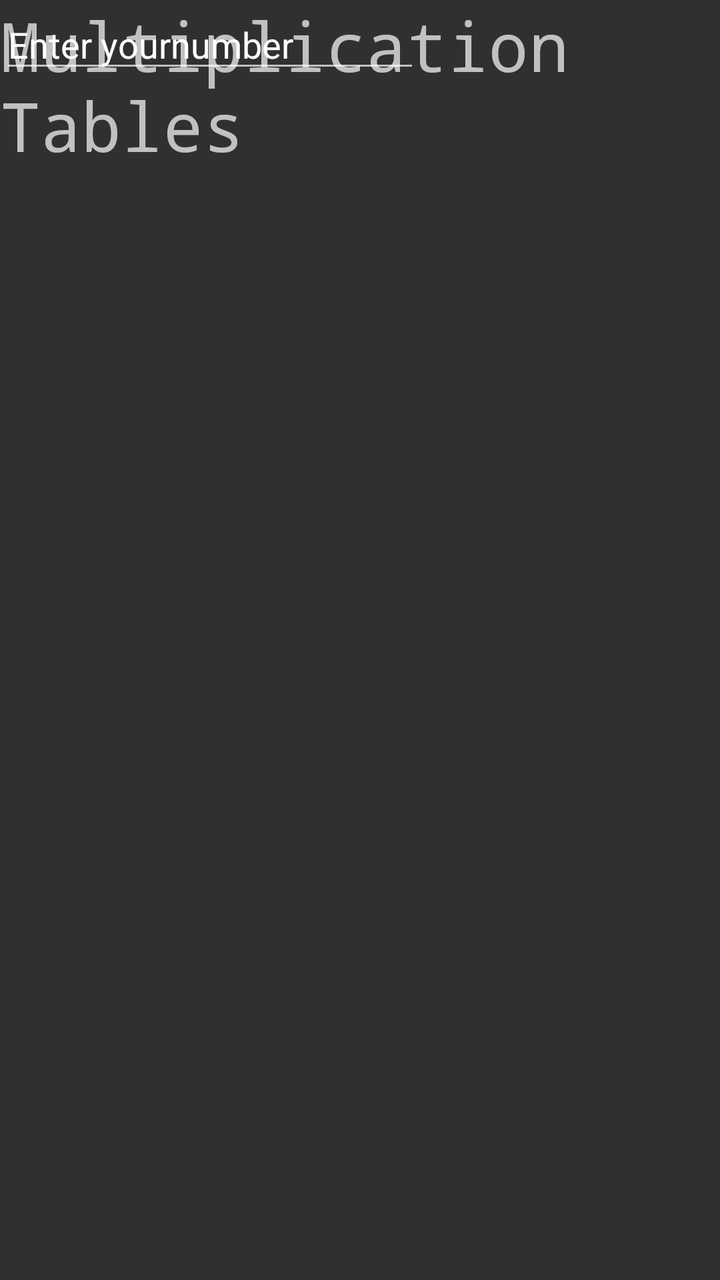
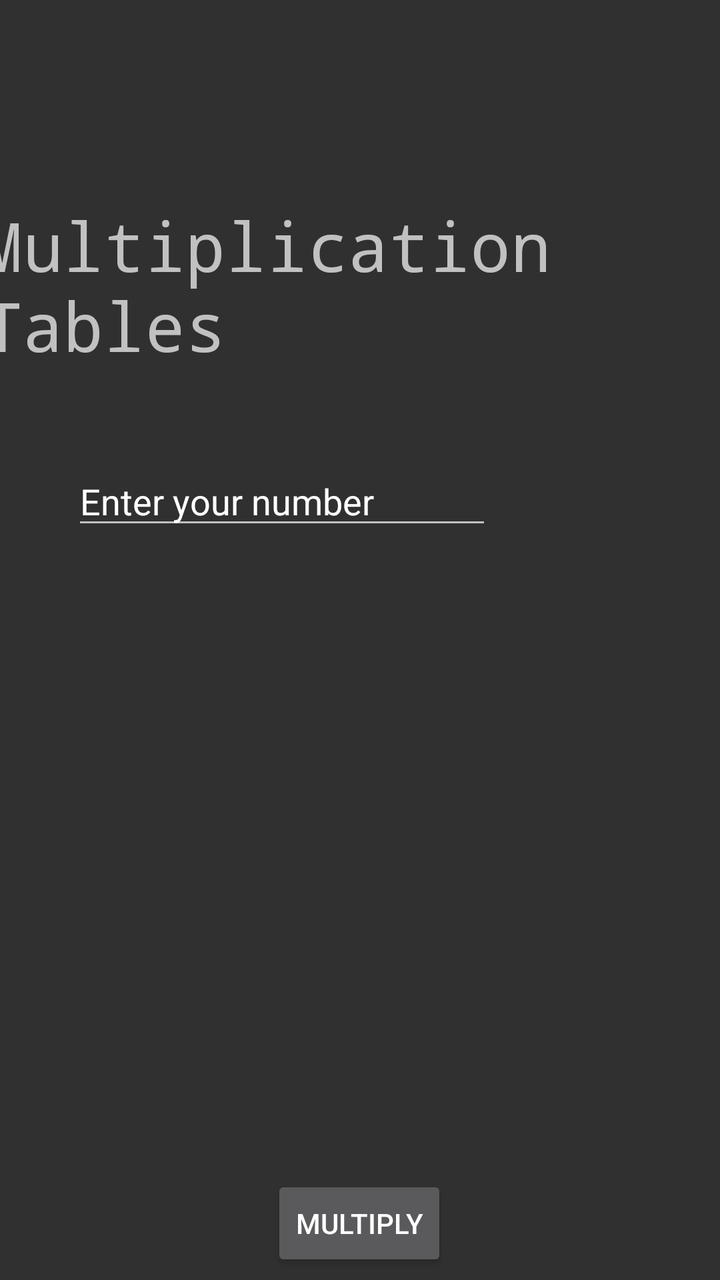

Compare the two renders of this Android layout. The source of the first and the diff that turns it into the second are given below.
<!-- AndroidManifest.xml: application theme Theme.Multiplaction -->
<!-- res/layout/activity_main.xml -->
<?xml version="1.0" encoding="utf-8"?>
<androidx.constraintlayout.widget.ConstraintLayout xmlns:android="http://schemas.android.com/apk/res/android"
    xmlns:app="http://schemas.android.com/apk/res-auto"
    xmlns:tools="http://schemas.android.com/tools"
    android:id="@+id/main"
    android:layout_width="match_parent"
    android:layout_height="match_parent"
    tools:context=".MainActivity">

    <TextView
        android:id="@+id/textView"
        android:layout_width="367dp"
        android:layout_height="104dp"
        android:fontFamily="monospace"
        android:text="Multiplication Tables"
        android:textSize="34sp"
        tools:layout_editor_absoluteX="18dp"
        tools:layout_editor_absoluteY="93dp" />

    <EditText
        android:id="@+id/editTextNumber"
        android:layout_width="wrap_content"
        android:layout_height="wrap_content"
        android:ems="10"
        android:inputType="number"
        android:text="Enter yournumber"
        tools:layout_editor_absoluteX="87dp"
        tools:layout_editor_absoluteY="343dp" />

</androidx.constraintlayout.widget.ConstraintLayout>
<!-- resources referenced by this layout -->
<resources>
  <style name="Theme.Multiplaction" parent="Theme.Design.NoActionBar" />
</resources>

<!-- the commit's change to res/layout/activity_main.xml (unified diff, before → after) -->
@@ -8,23 +8,49 @@
     tools:context=".MainActivity">
 
     <TextView
-        android:id="@+id/textView"
+        android:id="@+id/titleText"
         android:layout_width="367dp"
         android:layout_height="104dp"
+        android:layout_marginStart="18dp"
+        android:layout_marginTop="100dp"
+        android:layout_marginEnd="26dp"
         android:fontFamily="monospace"
         android:text="Multiplication Tables"
         android:textSize="34sp"
-        tools:layout_editor_absoluteX="18dp"
-        tools:layout_editor_absoluteY="93dp" />
+        app:layout_constraintEnd_toEndOf="parent"
+        app:layout_constraintHorizontal_bias="0.54"
+        app:layout_constraintStart_toStartOf="parent"
+        app:layout_constraintTop_toTopOf="parent" />
 
     <EditText
-        android:id="@+id/editTextNumber"
+        android:id="@+id/enterNumberText"
         android:layout_width="wrap_content"
         android:layout_height="wrap_content"
+        android:layout_marginStart="87dp"
+        android:layout_marginTop="300dp"
+        android:layout_marginEnd="114dp"
+        android:layout_marginBottom="159dp"
         android:ems="10"
         android:inputType="number"
-        android:text="Enter yournumber"
-        tools:layout_editor_absoluteX="87dp"
-        tools:layout_editor_absoluteY="343dp" />
+        android:text="Enter your number"
+        app:layout_constraintBottom_toTopOf="@+id/multiplyBtn"
+        app:layout_constraintEnd_toEndOf="parent"
+        app:layout_constraintHorizontal_bias="1.0"
+        app:layout_constraintStart_toStartOf="parent"
+        app:layout_constraintTop_toBottomOf="@+id/titleText" />
+
+    <Button
+        android:id="@+id/multiplyBtn"
+        android:layout_width="wrap_content"
+        android:layout_height="wrap_content"
+        android:layout_marginStart="161dp"
+        android:layout_marginTop="159dp"
+        android:layout_marginEnd="162dp"
+        android:layout_marginBottom="280dp"
+        android:text="Multiply"
+        app:layout_constraintBottom_toBottomOf="parent"
+        app:layout_constraintEnd_toEndOf="parent"
+        app:layout_constraintStart_toStartOf="parent"
+        app:layout_constraintTop_toBottomOf="@id/enterNumberText" />
 
 </androidx.constraintlayout.widget.ConstraintLayout>
